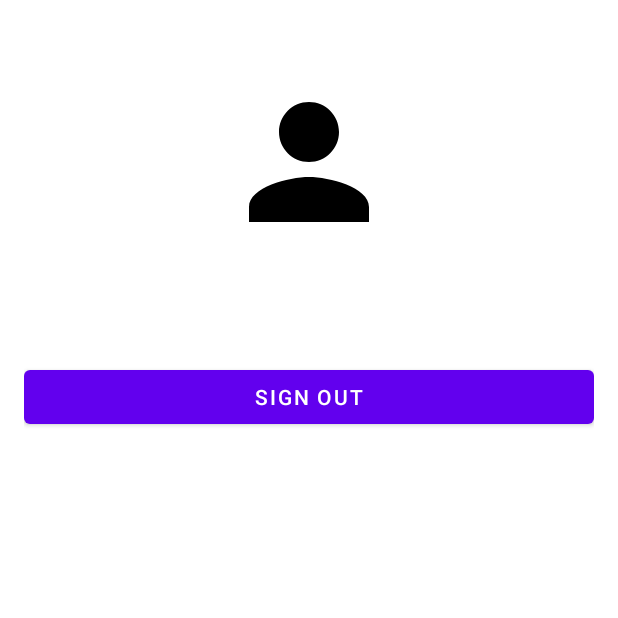
After one commit to Timeonas/Driving-Efficiency-App-FYP, an Android app: the ProfileActivity screen opened directly, with no data from a screen before it, on a phone screen of 412 x 824 dp, the top half of it. The commit adds this screen. Run offline under Robolectric (Android 15) with nearby library versions, the phone set to English and light mode, and no system bars; our stand-ins replace Firebase (no records; nobody signed in at launch, a user with empty details on screens opened directly).

Commit message:
- Added a profile screen, so users can sign out, with a default profile picture - Fixed a bug where the duration of the trip was not being saved

```diff
--- a/app/src/main/AndroidManifest.xml
+++ b/app/src/main/AndroidManifest.xml
@@ -41,6 +41,11 @@
             android:name=".LoginActivity"
             android:exported="false">
         </activity>
+
+        <activity
+            android:name=".ProfileActivity"
+            android:exported="false">
+        </activity>
     </application>
 
 </manifest>
--- /dev/null
+++ b/app/src/main/java/com/example/drivingefficiencyapp/ProfileActivity.kt
@@ -0,0 +1,53 @@
+package com.example.drivingefficiencyapp
+
+import android.content.Intent
+import android.os.Bundle
+import androidx.appcompat.app.AppCompatActivity
+import com.example.drivingefficiencyapp.databinding.ProfileActivityBinding
+import com.google.firebase.auth.FirebaseAuth
+
+/**
+ * User profile activity for the Driving Efficiency App.
+ *
+ * This activity displays the user's email and a button to sign out.
+ *
+ * @author Tim Samoska
+ * @since January 20, 2025
+ */
+
+class ProfileActivity : AppCompatActivity() {
+    private lateinit var auth: FirebaseAuth
+    private lateinit var binding: ProfileActivityBinding
+
+    /**
+     * Creates the profile screen and sets up the sign out button.
+     *
+     * @param savedInstanceState If it exists, this activity is re-constructed
+     * from a previous saved state.
+     */
+
+    override fun onCreate(savedInstanceState: Bundle?) {
+        super.onCreate(savedInstanceState)
+        supportActionBar?.hide()
+
+        binding = ProfileActivityBinding.inflate(layoutInflater)
+        setContentView(binding.root)
+
+        auth = FirebaseAuth.getInstance() //Get the current instance of Firebase Auth
+
+        //Display user email
+        auth.currentUser?.let { user ->
+            binding.emailText.text = user.email
+        }
+
+        //Set up sign out button
+        binding.signOutButton.setOnClickListener {
+            auth.signOut() //Firebase signout
+            //Go to login screen
+            val intent = Intent(this, LoginActivity::class.java)
+            //Clear the back stack so user can't go back after signing out
+            intent.flags = Intent.FLAG_ACTIVITY_NEW_TASK or Intent.FLAG_ACTIVITY_CLEAR_TASK
+            startActivity(intent)
+        }
+    }
+}
--- a/app/src/main/java/com/example/drivingefficiencyapp/Trip.kt
+++ b/app/src/main/java/com/example/drivingefficiencyapp/Trip.kt
@@ -12,7 +12,7 @@ data class Trip(
     val date: String,
     val duration: String
 ) {
-    // Companion object to store all trips in memory, can be accessed statically from Trip class
+    //Companion object to store all trips in memory, can be accessed statically from Trip class
     companion object {
         /**
          * Static list to store all trips in memory.
--- a/app/src/main/java/com/example/drivingefficiencyapp/TripAdapter.kt
+++ b/app/src/main/java/com/example/drivingefficiencyapp/TripAdapter.kt
@@ -22,7 +22,7 @@ class TripAdapter(private val trips: List<Trip>) :
         class TripViewHolder(private val binding: TripItemBinding) : RecyclerView.ViewHolder(binding.root) {
             fun bind(trip: Trip) {
                 binding.tripDate.text = trip.date
-                binding.root.context.getString(R.string.trip_duration_format, trip.duration)
+                binding.tripDuration.text = binding.root.context.getString(R.string.trip_duration_format, trip.duration)
             }
         }
 
--- /dev/null
+++ b/app/src/main/res/drawable/ic_profile_default.xml
@@ -0,0 +1,9 @@
+<vector xmlns:android="http://schemas.android.com/apk/res/android"
+    android:width="24dp"
+    android:height="24dp"
+    android:viewportWidth="24"
+    android:viewportHeight="24">
+    <path
+        android:fillColor="#FF000000"
+        android:pathData="M12,12c2.21,0 4,-1.79 4,-4s-1.79,-4 -4,-4 -4,1.79 -4,4 1.79,4 4,4zM12,14c-2.67,0 -8,1.34 -8,4v2h16v-2c0,-2.66 -5.33,-4 -8,-4z"/>
+</vector>
--- /dev/null
+++ b/app/src/main/res/layout/profile_activity.xml
@@ -0,0 +1,36 @@
+<androidx.constraintlayout.widget.ConstraintLayout xmlns:android="http://schemas.android.com/apk/res/android"
+    xmlns:app="http://schemas.android.com/apk/res-auto"
+    android:layout_width="match_parent"
+    android:layout_height="match_parent"
+    android:padding="16dp">
+
+    <ImageView
+        android:id="@+id/profileImage"
+        android:layout_width="120dp"
+        android:layout_height="120dp"
+        android:layout_marginTop="32dp"
+        android:contentDescription="@string/profile_picture"
+        android:src="@drawable/ic_profile_default"
+        app:layout_constraintLeft_toLeftOf="parent"
+        app:layout_constraintRight_toRightOf="parent"
+        app:layout_constraintTop_toTopOf="parent" />
+
+    <TextView
+        android:id="@+id/emailText"
+        android:layout_width="wrap_content"
+        android:layout_height="wrap_content"
+        android:layout_marginTop="16dp"
+        android:textSize="18sp"
+        app:layout_constraintLeft_toLeftOf="parent"
+        app:layout_constraintRight_toRightOf="parent"
+        app:layout_constraintTop_toBottomOf="@id/profileImage" />
+
+    <Button
+        android:id="@+id/signOutButton"
+        android:layout_width="match_parent"
+        android:layout_height="wrap_content"
+        android:layout_marginTop="32dp"
+        android:text="@string/sign_out"
+        app:layout_constraintTop_toBottomOf="@id/emailText" />
+
+</androidx.constraintlayout.widget.ConstraintLayout>
--- a/app/src/main/res/values/strings.xml
+++ b/app/src/main/res/values/strings.xml
@@ -7,4 +7,9 @@
     <string name="login">Login</string>
     <string name="register">Register</string>
     <string name="trip_duration_format">Duration: %s</string>
+    <string name="profile_picture">Profile picture</string>
+    <string name="sign_out">Sign Out</string>
+    <string name="start_drive">Start Drive</string>
+    <string name="past_trips">Past Trips</string>
+    <string name="profile">Profile</string>
 </resources>
```
Also changed, not shown: app/src/main/java/com/example/drivingefficiencyapp/LoginActivity.kt (+8 -7 lines), app/src/main/java/com/example/drivingefficiencyapp/MainMenuActivity.kt (+6 -1 lines), app/src/main/java/com/example/drivingefficiencyapp/StartDriveActivity.kt (+8 -10 lines), app/src/main/res/layout/main_menu_activity.xml (+13 -2 lines), 1 other file.
